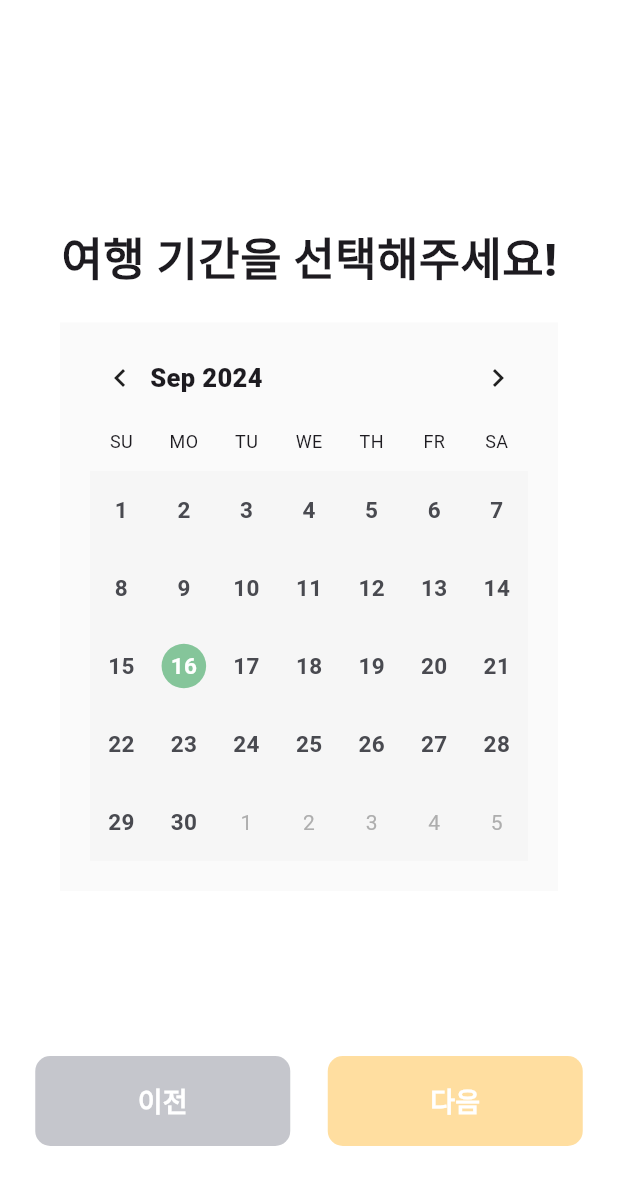
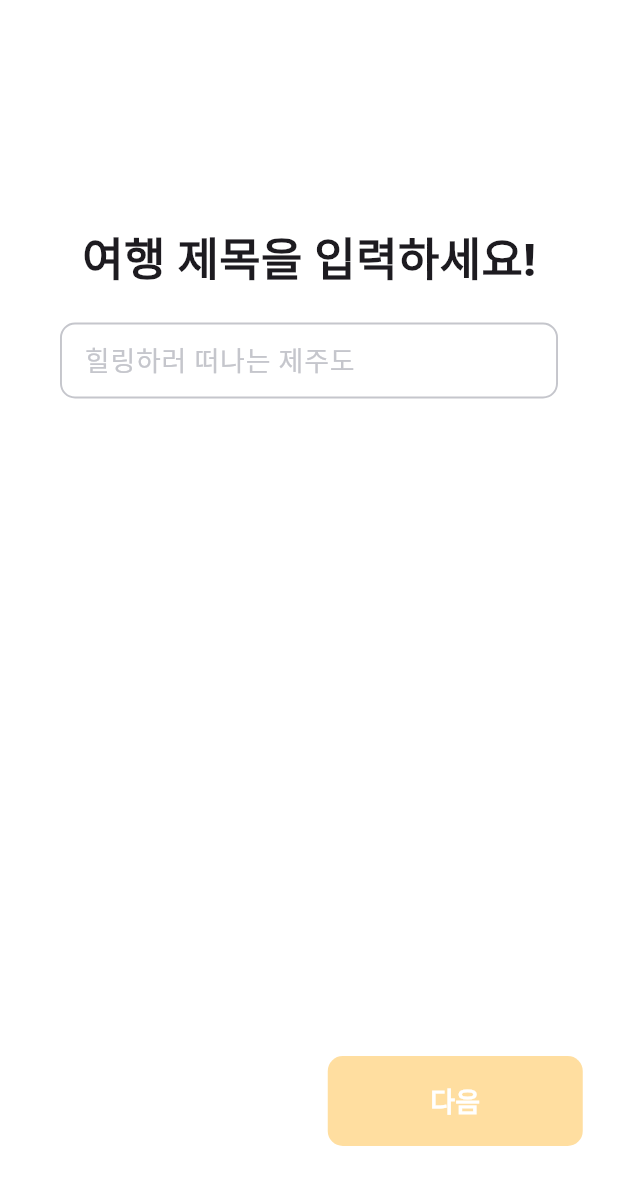
Before and after one commit to sion52/Obsser, a Flutter app: the NewTScreen screen opened directly, on a phone screen of 412 x 824 dp. Shown: the top 1185 px of the screen. Run offline on Flutter 3.47's test engine with Material 3 defaults, Android fonts, the phone set to English and light mode, and no system bars; drawn by our look-alikes of table_calendar; our stand-ins replace flutter_svg, share_plus; network calls fail; Roboto replaces fonts that are missing (Pretendard); project files that could hold a hidden picture were left out.

Commit message:
new_trip

```diff
--- a/lib/screens/magazine_detail.dart
+++ b/lib/screens/magazine_detail.dart
@@ -47,7 +47,7 @@ class _MagzScreenState extends State<MagzScreen> {
                     child: SvgPicture.asset(
                       isFavorite ? 'assets/icons/Heart_f.svg' : 'assets/icons/Heart.svg',
                       colorFilter: ColorFilter.mode(
-                      isFavorite ? Color(0xFFFF5555) : Color(0xFFFFFFFF),
+                      isFavorite ? const Color(0xFFFF5555) : const Color(0xFFFFFFFF),
                       BlendMode.srcIn,
                       ),
                     ),
--- a/lib/screens/new_trip_screen.dart
+++ b/lib/screens/new_trip_screen.dart
@@ -1,6 +1,5 @@
 import 'package:flutter/material.dart';
-import 'package:intl/intl.dart';
-import 'package:table_calendar/table_calendar.dart';
+import 'package:obsser_1/screens/new_trip/new_trip_date.dart';
 
 class NewTScreen extends StatefulWidget {
   const NewTScreen({super.key});
@@ -10,14 +9,8 @@ class NewTScreen extends StatefulWidget {
   _NewTScreenState createState() => _NewTScreenState();
 }
 class _NewTScreenState extends State<NewTScreen> {
-  int pageIndex = 0;
   bool isNextEnabled = false; // 다음 버튼 활성화 여부
   final TextEditingController _controller = TextEditingController();
-
-  DateTime? _rangeStart;
-  DateTime? _rangeEnd;
-  DateTime _focusedDay = DateTime.now();
-  RangeSelectionMode _rangeSelectionMode = RangeSelectionMode.toggledOn;
 
   @override
   void initState() {
@@ -30,30 +23,20 @@ class _NewTScreenState extends State<NewTScreen> {
     });
   }
 
-  Widget _buildPNButton(int pageIndex) {
+  Widget _buildPNButton() {
     return Row(
       mainAxisAlignment: MainAxisAlignment.center,
       children: [
-        if(pageIndex > 0)
-          ElevatedButton(
-            onPressed: () {},
-            style: ElevatedButton.styleFrom(
-              padding: const EdgeInsets.symmetric(vertical: 5),
-              backgroundColor: const Color(0xFFC5C6CC),
-              foregroundColor: const Color(0xFFFFFFFF),
-              shape: RoundedRectangleBorder(borderRadius: BorderRadius.circular(10),),
-              minimumSize: const Size(170, 60),
-              elevation: 0,
-            ),
-            child: const Text('이전', style: TextStyle(fontSize: 18, fontWeight: FontWeight.w600),),
-          ),
-        if(pageIndex < 1)
-          const SizedBox(width: 170,), // 이전 버튼이 없을 때 여백 맞춤
+        const SizedBox(width: 170,),
         const SizedBox(width: 25,),
         ElevatedButton(
           onPressed: isNextEnabled
             ? () {
               // 다음 버튼 눌렀을 때 동작
+              Navigator.push(
+                context,
+                MaterialPageRoute(builder: (context) => NewTDateScreen(tripTitle: _controller.text,)),
+              );
             }
             : null,
           style: ElevatedButton.styleFrom(
@@ -74,10 +57,10 @@ class _NewTScreenState extends State<NewTScreen> {
 
   Widget _buildTitlePage() {
     return Padding(
-      padding: EdgeInsets.fromLTRB(40, 150, 40, 0),
+      padding:const EdgeInsets.fromLTRB(40, 150, 40, 0),
       child: Column(
         children: [
-          Center(
+          const Center(
             child: Text(
               '여행 제목을 입력하세요!',
               style: TextStyle(
@@ -86,10 +69,10 @@ class _NewTScreenState extends State<NewTScreen> {
               ),
             ),
           ),
-          SizedBox(height: 20,),
+          const SizedBox(height: 20,),
           Center(
             child: Container(
-              padding: EdgeInsets.fromLTRB(15, 0, 0, 0),
+              padding: const EdgeInsets.fromLTRB(15, 0, 0, 0),
               width: double.infinity,
               decoration: BoxDecoration(
                 border: Border.all(
@@ -100,7 +83,7 @@ class _NewTScreenState extends State<NewTScreen> {
               ),
               child: TextField(
                 controller: _controller,
-                decoration: InputDecoration(
+                decoration: const InputDecoration(
                   border: InputBorder.none,
                   hintText: '힐링하러 떠나는 제주도',
                   hintStyle: TextStyle(fontSize: 18, fontWeight: FontWeight.w300, color: Color(0xFFC5C6CC)),
@@ -113,120 +96,16 @@ class _NewTScreenState extends State<NewTScreen> {
     );
   }
 
-  Widget _buildDatePage() {
-    final List<String> _monthNames = ['Jan', 'Feb', 'Mar', 'Apr', 'May', 'Jun', 'Jul', 'Aug', 'Sep', 'Oct', 'Nov', 'Dec'  ];
-
-    return Padding(
-      padding: EdgeInsets.fromLTRB(40, 150, 40, 0),
-      child: Column(
-        children: [
-          Center(
-            child: Text(
-              '여행 기간을 선택해주세요!',
-              style: TextStyle(
-                fontSize: 30,
-                fontWeight: FontWeight.w800,
-              ),
-            ),
-          ),
-          SizedBox(height: 20,),
-          Container(
-            decoration: const BoxDecoration(
-              color: Color(0xFFFAFAFA),
-            ),
-            child: Padding(
-              padding: const EdgeInsets.fromLTRB(20, 0, 20, 20),
-              child: TableCalendar(
-                focusedDay: _focusedDay,
-                firstDay: DateTime(2024, 1, 1),
-                lastDay: DateTime(2030, 12, 31),
-                daysOfWeekHeight: 40,
-                rangeStartDay: _rangeStart,
-                rangeEndDay: _rangeEnd,
-                rangeSelectionMode: _rangeSelectionMode,
-                onRangeSelected: (start, end, focusedDay) {
-                  setState(() {
-                    _rangeStart = start;
-                    _rangeEnd = end;
-                    _focusedDay = focusedDay;
-                  });
-                },
-                onDaySelected:(selectedDay, focusedDay) {
-                  setState(() {
-                    _focusedDay = focusedDay;
-                    if (_rangeSelectionMode == RangeSelectionMode.toggledOn) {
-                      if (_rangeStart == null) {
-                        _rangeStart = selectedDay;
-                      } else {
-                        _rangeEnd = selectedDay;
-                      }
-                    }
-                  });
-                },
-                headerStyle: HeaderStyle(
-                  leftChevronPadding: EdgeInsets.zero,
-                  rightChevronPadding: EdgeInsets.zero,
-                  formatButtonVisible: false,
-                  titleTextFormatter: (date, locale) {
-                    return "${_monthNames[date.month - 1]} ${date.year}";
-                  },
-                  headerPadding: const EdgeInsets.fromLTRB(0, 25, 0, 10),
-                  titleTextStyle: const TextStyle(fontSize: 17, fontWeight: FontWeight.w800),
-                ),
-                daysOfWeekStyle: DaysOfWeekStyle(
-                  dowTextFormatter: (date, locale) {
-                    return DateFormat.E(locale).format(date).substring(0, 2).toUpperCase();
-                  },
-                  weekdayStyle: const TextStyle(fontSize: 12),
-                  weekendStyle: const TextStyle(fontSize: 12),
-                ),
-                calendarStyle: const CalendarStyle(
-                  defaultTextStyle: TextStyle(fontSize: 15, color: Color(0xFF494A50), fontWeight: FontWeight.bold),
-                  weekendTextStyle: TextStyle(fontSize: 15, color: Color(0xFF494A50), fontWeight: FontWeight.bold),
-                  outsideDaysVisible: true,
-                  todayDecoration: BoxDecoration(
-                    color: Color(0xFF85C59A),
-                    shape: BoxShape.circle,
-                  ),
-                  todayTextStyle: TextStyle(
-                    fontWeight: FontWeight.bold,
-                    color: Color(0xFFFFFFFF),
-                    fontSize: 15,
-                  ),
-                  rowDecoration: BoxDecoration(
-                    color: Color(0xFFF6F6F6),
-                  ),
-                ),
-              ),
-            ),
-          ),
-          if (_rangeStart != null && _rangeEnd != null)
-            Padding(
-              padding: const EdgeInsets.only(top: 20),
-              child: Text(
-                '선택된 기간: ${DateFormat('yyyy.MM.dd').format(_rangeStart!)} - ${DateFormat('yyyy.MM.dd').format(_rangeEnd!)}',
-                style: TextStyle(fontSize: 18, fontWeight: FontWeight.w600),
-              ),
-            ),
-        ],
-      ),
-    );
-  }
-
   @override
   Widget build(BuildContext context) {
     return Scaffold(
       backgroundColor: const Color(0xFFFFFFFF),
       body: Column(
         children: [
-          // _buildTitlePage(),
-          // Spacer(),
-          // _buildPNButton(0),
-          // SizedBox(height: 60,),
-          _buildDatePage(),
-          Spacer(),
-          _buildPNButton(1),
-          SizedBox(height: 60,),
+          _buildTitlePage(),
+          const Spacer(),
+          _buildPNButton(),
+          const SizedBox(height: 60,),
         ],
       ),
     );
```
Also changed, not shown: lib/screens/new_trip/new_trip_back.dart (added, +101 -0 lines), lib/screens/new_trip/new_trip_date.dart (added, +195 -0 lines).
